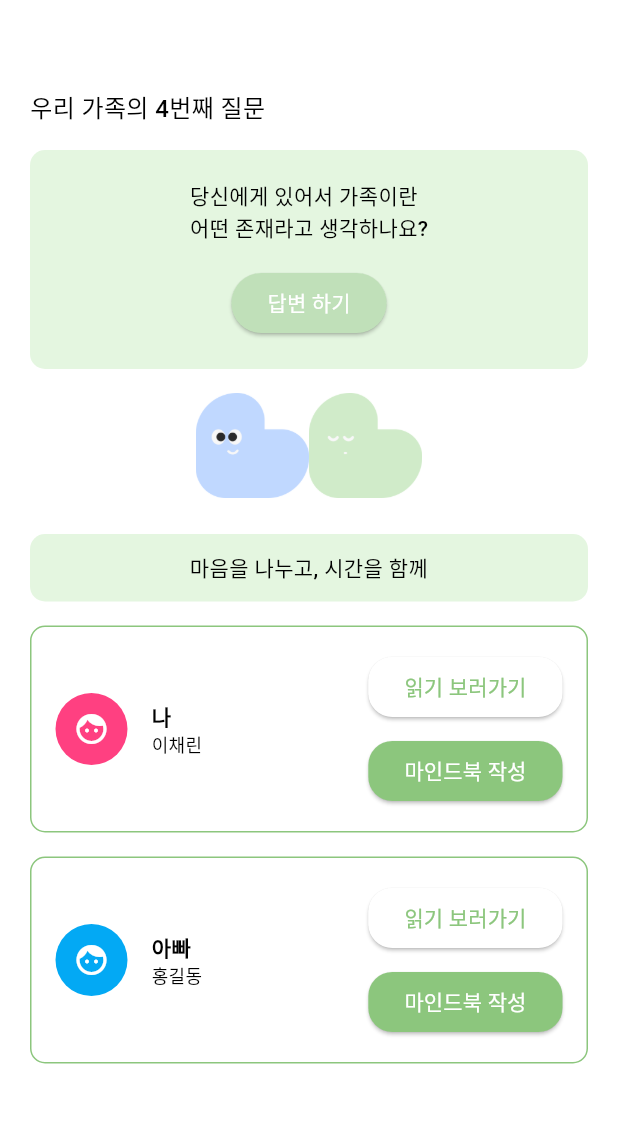
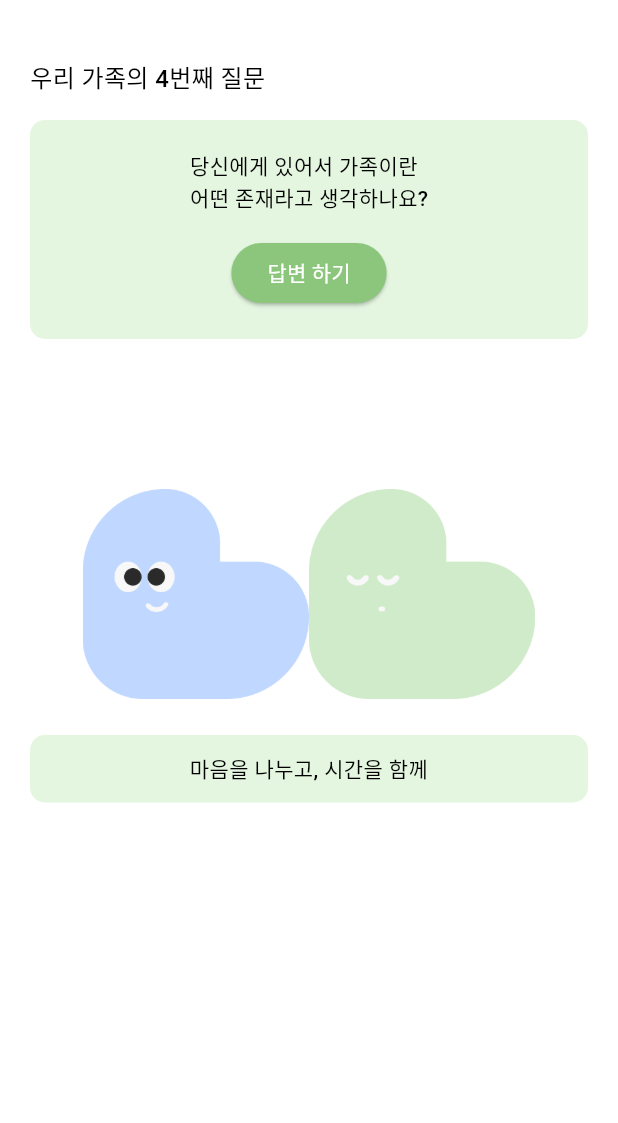
Before and after one commit to mimo626/modeni_app, a Flutter app: the HomePage screen opened directly, on a phone screen of 412 x 824 dp, the part 60-1183 px from its top. Run offline on Flutter 3.47's test engine with Material 3 defaults, Android fonts, the phone set to English and light mode, and no system bars; our stand-ins replace flutter_svg, get, go_router.

Commit message:
메인 화면 수정

```diff
--- a/lib/features/home/presentation/pages/home_page.dart
+++ b/lib/features/home/presentation/pages/home_page.dart
@@ -19,26 +19,24 @@ class _HomePageState extends State<HomePage> {
       appBar: MainAppBar(),
       backgroundColor: AppColors.whiteColor,
       body: SingleChildScrollView(
-        padding: const EdgeInsets.all(20),
+        padding: AppPadding.h20Padding,
         child: Column(
           crossAxisAlignment: CrossAxisAlignment.start,
           children: [
             AppSizedBox.h24SizedBox,
             Text("우리 가족의 4번째 질문", style: AppTextStyles.medium16),
             AppSizedBox.h16SizedBox,
-            const QuestionCard(),
-            AppSizedBox.h16SizedBox,
+            QuestionCard(),
+            SizedBox(height: 100,),
             Row(
               mainAxisAlignment: MainAxisAlignment.center,
               children: [
-                Image.asset("lib/core/images/mainblue_smile.png", scale: 20,),
-                Image.asset("lib/core/images/maingreen_zz.png", scale: 20,),
+                Image.asset("lib/core/images/mainblue_smile.png", scale: 10,),
+                Image.asset("lib/core/images/maingreen_zz.png", scale: 10,),
               ],
             ),
             AppSizedBox.h24SizedBox,
             const QuoteBanner(),
-            AppSizedBox.h16SizedBox,
-            const FamilyList(),
           ],
         ),
       ),
@@ -65,11 +63,13 @@ class QuestionCard extends StatelessWidget {
           Text(
             "당신에게 있어서 가족이란\n어떤 존재라고 생각하나요?",
             style: AppTextStyles.medium14,
+            softWrap: true,
+            maxLines: 3,
           ),
           AppSizedBox.h16SizedBox,
           ElevatedButton(
             style: ElevatedButton.styleFrom(
-              backgroundColor: AppColors.tertiaryColor,
+              backgroundColor: AppColors.primaryColor,
               shape: RoundedRectangleBorder(borderRadius: BorderRadius.circular(20)),
             ),
             onPressed: () {},
@@ -101,88 +101,3 @@ class QuoteBanner extends StatelessWidget {
     );
   }
 }
-
-class FamilyList extends StatelessWidget {
-  const FamilyList({super.key});
-
-  @override
-  Widget build(BuildContext context) {
-    final members = [
-      FamilyMember(name: "나", nickname: "이채린", color: Colors.pinkAccent),
-      FamilyMember(name: "아빠", nickname: "홍길동", color: Colors.lightBlue),
-    ];
-
-    return Column(
-      children: members.map((member) => FamilyCard(member: member)).toList(),
-    );
-  }
-}
-
-class FamilyMember {
-  final String name;
-  final String nickname;
-  final Color color;
-
-  FamilyMember({required this.name, required this.nickname, required this.color});
-}
-
-class FamilyCard extends StatelessWidget {
-  final FamilyMember member;
-
-  const FamilyCard({super.key, required this.member});
-
-  @override
-  Widget build(BuildContext context) {
-    return Container(
-      margin: const EdgeInsets.only(bottom: 16),
-      padding: const EdgeInsets.all(16),
-      decoration: BoxDecoration(
-        color: AppColors.whiteColor,
-        borderRadius: BorderRadius.circular(10),
-          border: Border.all(color: AppColors.primaryColor)
-      ),
-      child: Row(
-        children: [
-          CircleAvatar(
-            radius: 24,
-            backgroundColor: member.color,
-            child: const Icon(Icons.face, color: Colors.white),
-          ),
-          const SizedBox(width: 16),
-          Expanded(
-            child: Column(
-              crossAxisAlignment: CrossAxisAlignment.start,
-              children: [
-                Text(member.name, style: AppTextStyles.semiBold14),
-                Text(member.nickname, style: AppTextStyles.medium12),
-              ],
-            ),
-          ),
-          Column(
-            children: [
-              ElevatedButton(
-                onPressed: () {},
-                style: ElevatedButton.styleFrom(
-                  backgroundColor: AppColors.whiteColor,
-                  foregroundColor: AppColors.primaryColor,
-                  shape: RoundedRectangleBorder(borderRadius: BorderRadius.circular(16)),
-                ),
-                child: const Text("읽기 보러가기"),
-              ),
-              const SizedBox(height: 8),
-              ElevatedButton(
-                onPressed: () {},
-                style: ElevatedButton.styleFrom(
-                  backgroundColor: AppColors.primaryColor,
-                  foregroundColor: Colors.white,
-                  shape: RoundedRectangleBorder(borderRadius: BorderRadius.circular(16)),
-                ),
-                child: const Text("마인드북 작성"),
-              ),
-            ],
-          )
-        ],
-      ),
-    );
-  }
-}
```
